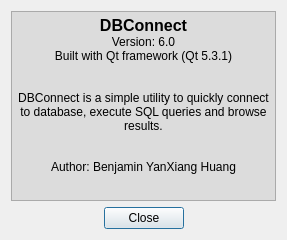
Above: src/UI/AboutDialog.ui from yxbh/DBConnect before the change. Below: the same form after it.
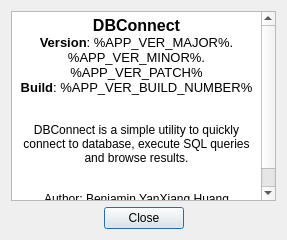
That is the form after the change.

```diff
--- a/src/UI/AboutDialog.ui
+++ b/src/UI/AboutDialog.ui
@@ -16,24 +16,21 @@
   <layout class="QVBoxLayout" name="verticalLayout">
    <item>
     <widget class="QTextBrowser" name="textBrowser">
-     <property name="styleSheet">
-      <string notr="true">background-color: rgb(220, 220, 220);</string>
-     </property>
      <property name="html">
       <string>&lt;!DOCTYPE HTML PUBLIC &quot;-//W3C//DTD HTML 4.0//EN&quot; &quot;http://www.w3.org/TR/REC-html40/strict.dtd&quot;&gt;
 &lt;html&gt;&lt;head&gt;&lt;meta name=&quot;qrichtext&quot; content=&quot;1&quot; /&gt;&lt;style type=&quot;text/css&quot;&gt;
 p, li { white-space: pre-wrap; }
 &lt;/style&gt;&lt;/head&gt;&lt;body style=&quot; font-family:'.SF NS Text'; font-size:13pt; font-weight:400; font-style:normal;&quot;&gt;
 &lt;p align=&quot;center&quot; style=&quot; margin-top:0px; margin-bottom:0px; margin-left:0px; margin-right:0px; -qt-block-indent:0; text-indent:0px;&quot;&gt;&lt;span style=&quot; font-family:'MS Shell Dlg 2'; font-size:12pt; font-weight:600;&quot;&gt;DBConnect&lt;/span&gt;&lt;/p&gt;
-&lt;p align=&quot;center&quot; style=&quot; margin-top:0px; margin-bottom:0px; margin-left:0px; margin-right:0px; -qt-block-indent:0; text-indent:0px;&quot;&gt;&lt;span style=&quot; font-family:'MS Shell Dlg 2'; font-size:9pt;&quot;&gt;Version: 6.0&lt;/span&gt;&lt;/p&gt;
-&lt;p align=&quot;center&quot; style=&quot; margin-top:0px; margin-bottom:0px; margin-left:0px; margin-right:0px; -qt-block-indent:0; text-indent:0px;&quot;&gt;&lt;span style=&quot; font-family:'MS Shell Dlg 2'; font-size:9pt;&quot;&gt;Built with Qt framework (Qt 5.3.1)&lt;/span&gt;&lt;/p&gt;
+&lt;p align=&quot;center&quot; style=&quot; margin-top:0px; margin-bottom:0px; margin-left:0px; margin-right:0px; -qt-block-indent:0; text-indent:0px;&quot;&gt;&lt;span style=&quot; font-family:'MS Shell Dlg 2'; font-size:10pt; font-weight:600;&quot;&gt;Version&lt;/span&gt;&lt;span style=&quot; font-family:'MS Shell Dlg 2'; font-size:10pt;&quot;&gt;: %APP_VER_MAJOR%.%APP_VER_MINOR%.%APP_VER_PATCH%&lt;/span&gt;&lt;/p&gt;
+&lt;p align=&quot;center&quot; style=&quot; margin-top:0px; margin-bottom:0px; margin-left:0px; margin-right:0px; -qt-block-indent:0; text-indent:0px;&quot;&gt;&lt;span style=&quot; font-family:'MS Shell Dlg 2'; font-size:10pt; font-weight:600;&quot;&gt;Build&lt;/span&gt;&lt;span style=&quot; font-family:'MS Shell Dlg 2'; font-size:10pt;&quot;&gt;: %APP_VER_BUILD_NUMBER%&lt;/span&gt;&lt;/p&gt;
 &lt;p align=&quot;center&quot; style=&quot;-qt-paragraph-type:empty; margin-top:0px; margin-bottom:0px; margin-left:0px; margin-right:0px; -qt-block-indent:0; text-indent:0px; font-family:'MS Shell Dlg 2'; font-size:9pt;&quot;&gt;&lt;br /&gt;&lt;/p&gt;
 &lt;p align=&quot;center&quot; style=&quot;-qt-paragraph-type:empty; margin-top:0px; margin-bottom:0px; margin-left:0px; margin-right:0px; -qt-block-indent:0; text-indent:0px; font-family:'MS Shell Dlg 2'; font-size:9pt;&quot;&gt;&lt;br /&gt;&lt;/p&gt;
 &lt;p align=&quot;center&quot; style=&quot; margin-top:0px; margin-bottom:0px; margin-left:0px; margin-right:0px; -qt-block-indent:0; text-indent:0px;&quot;&gt;&lt;span style=&quot; font-family:'MS Shell Dlg 2'; font-size:9pt;&quot;&gt;DBConnect is a simple utility to quickly connect to database, execute SQL queries and browse results.&lt;/span&gt;&lt;/p&gt;
 &lt;p align=&quot;center&quot; style=&quot;-qt-paragraph-type:empty; margin-top:0px; margin-bottom:0px; margin-left:0px; margin-right:0px; -qt-block-indent:0; text-indent:0px; font-family:'MS Shell Dlg 2'; font-size:8pt;&quot;&gt;&lt;br /&gt;&lt;/p&gt;
-&lt;p style=&quot;-qt-paragraph-type:empty; margin-top:0px; margin-bottom:0px; margin-left:0px; margin-right:0px; -qt-block-indent:0; text-indent:0px; font-family:'MS Shell Dlg 2'; font-size:9pt;&quot;&gt;&lt;br /&gt;&lt;/p&gt;
+&lt;p align=&quot;center&quot; style=&quot;-qt-paragraph-type:empty; margin-top:0px; margin-bottom:0px; margin-left:0px; margin-right:0px; -qt-block-indent:0; text-indent:0px; font-family:'MS Shell Dlg 2'; font-size:9pt;&quot;&gt;&lt;br /&gt;&lt;/p&gt;
 &lt;p align=&quot;center&quot; style=&quot; margin-top:0px; margin-bottom:0px; margin-left:0px; margin-right:0px; -qt-block-indent:0; text-indent:0px;&quot;&gt;&lt;span style=&quot; font-family:'MS Shell Dlg 2'; font-size:9pt;&quot;&gt;Author: Benjamin YanXiang Huang&lt;/span&gt;&lt;/p&gt;
-&lt;p style=&quot;-qt-paragraph-type:empty; margin-top:0px; margin-bottom:0px; margin-left:0px; margin-right:0px; -qt-block-indent:0; text-indent:0px; font-family:'MS Shell Dlg 2'; font-size:7.8pt;&quot;&gt;&lt;br /&gt;&lt;/p&gt;&lt;/body&gt;&lt;/html&gt;</string>
+&lt;p align=&quot;center&quot; style=&quot;-qt-paragraph-type:empty; margin-top:0px; margin-bottom:0px; margin-left:0px; margin-right:0px; -qt-block-indent:0; text-indent:0px; font-family:'MS Shell Dlg 2'; font-size:7.8pt;&quot;&gt;&lt;br /&gt;&lt;/p&gt;&lt;/body&gt;&lt;/html&gt;</string>
      </property>
     </widget>
    </item>
```
